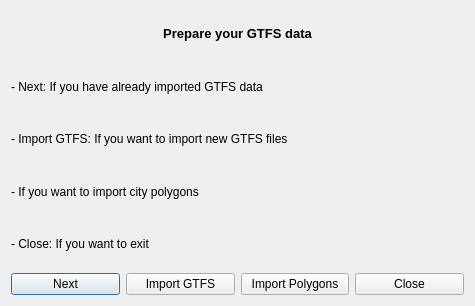
The window that route_tracking_dialog_base.ui (gianmarconaro/city-transport-analyzer) describes before a commit, drawn with Qt 5.
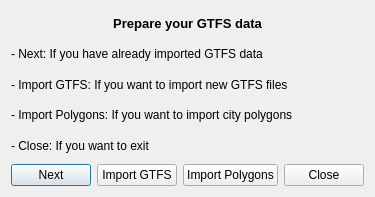
The same window after the commit.

Diff of the .ui file:
```diff
--- a/route_tracking_dialog_base.ui
+++ b/route_tracking_dialog_base.ui
@@ -6,8 +6,8 @@
    <rect>
     <x>0</x>
     <y>0</y>
-    <width>475</width>
-    <height>306</height>
+    <width>349</width>
+    <height>197</height>
    </rect>
   </property>
   <property name="windowTitle">
@@ -38,7 +38,7 @@
    <item row="3" column="0">
     <widget class="QLabel" name="label_5">
      <property name="text">
-      <string>- If you want to import city polygons</string>
+      <string>- Import Polygons: If you want to import city polygons</string>
      </property>
     </widget>
    </item>
```
